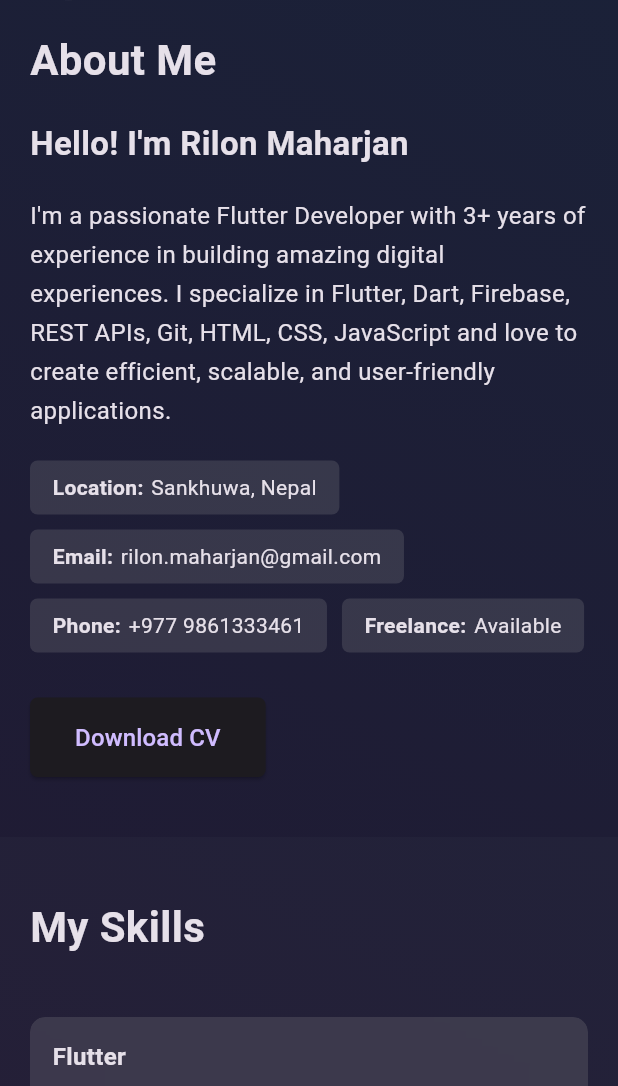
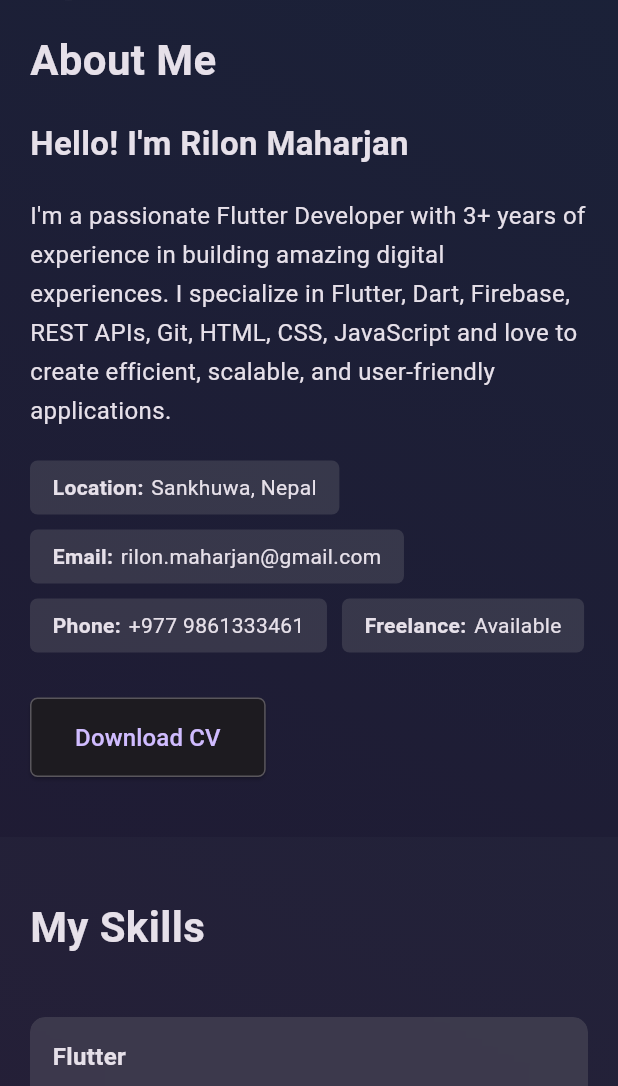
Before and after one commit to rilonmaharjan/myportfolio, a Flutter app: the screen it shows after launch, on a phone screen of 412 x 824 dp, the part 150-1236 px from its top. Run offline on Flutter 3.47's test engine with Material 3 defaults, Android fonts, the phone set to English and light mode, and no system bars; network calls fail.

Commit message:
[modifeid]

```diff
--- a/lib/views/about_section.dart
+++ b/lib/views/about_section.dart
@@ -93,13 +93,16 @@ class _AboutSectionState extends State<AboutSection> {
                         ),
                         shape: RoundedRectangleBorder(
                           borderRadius: BorderRadius.circular(5),
+                          side: BorderSide(
+                            color: Theme.of(context).textTheme.labelLarge!.color!.withValues(alpha: 0.3),
+                          ),
                         ),
                       ),
                       child: const Text(
                         'Download CV',
                         style: TextStyle(fontSize: 16),
                       ),
-                    ),
+                    )
                   ],
                 ),
               ),
```
